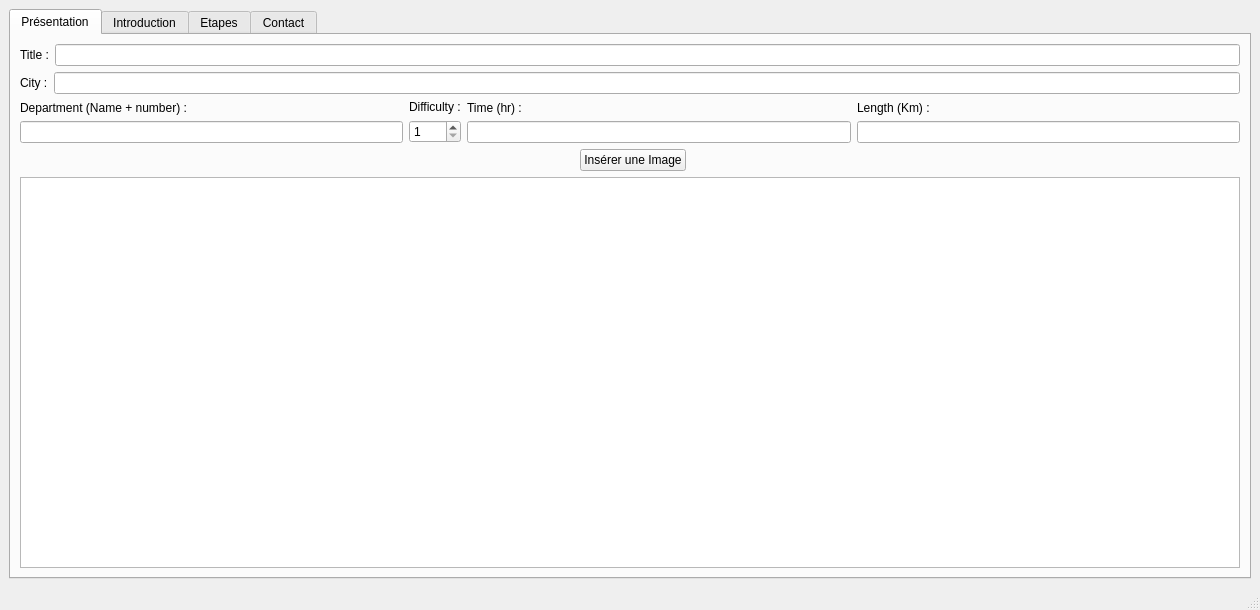
Above: mainwindow.ui from bastien-FELIX/ZTierr-ZAventura before the change. Below: the same form after it.
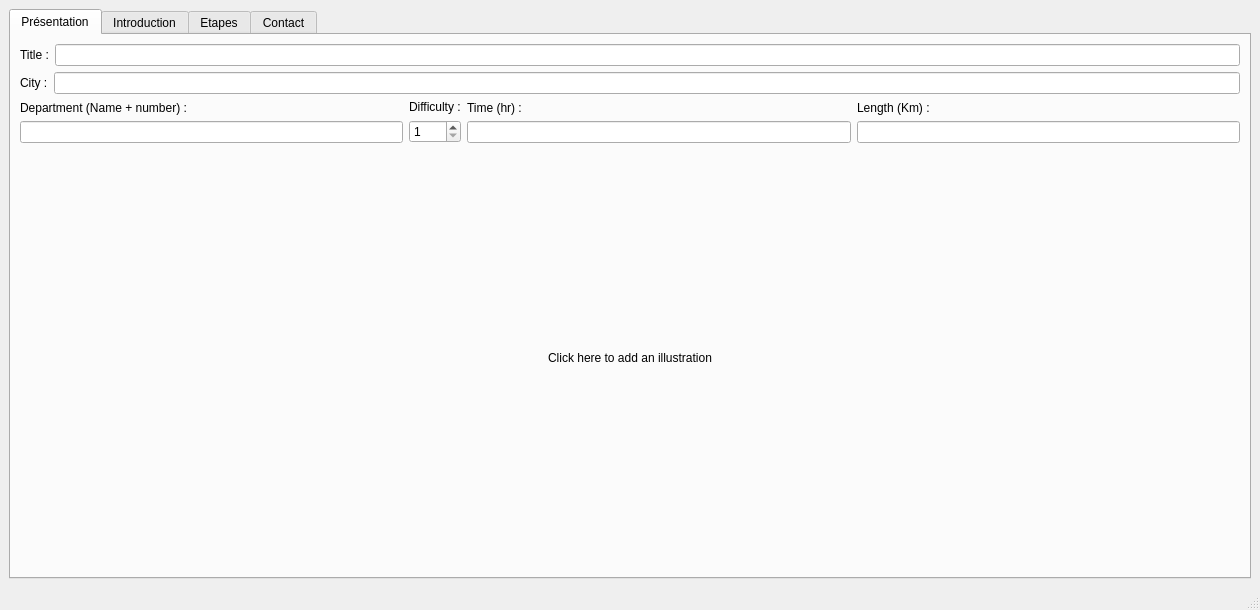
That is the form after the change. The open tabs and pages were chosen to show the change. Custom widgets are drawn as their Qt base class.

Commit message: Correct Image

```diff
--- a/mainwindow.ui
+++ b/mainwindow.ui
@@ -45,56 +45,16 @@
         </item>
         <item row="3" column="0">
          <layout class="QGridLayout" name="gridLayout_10">
-          <item row="0" column="3">
-           <spacer name="horizontalSpacer_2">
-            <property name="orientation">
-             <enum>Qt::Orientation::Horizontal</enum>
-            </property>
-            <property name="sizeHint" stdset="0">
-             <size>
-              <width>40</width>
-              <height>20</height>
-             </size>
-            </property>
-           </spacer>
-          </item>
           <item row="0" column="0">
-           <spacer name="horizontalSpacer">
-            <property name="orientation">
-             <enum>Qt::Orientation::Horizontal</enum>
-            </property>
-            <property name="sizeHint" stdset="0">
-             <size>
-              <width>40</width>
-              <height>20</height>
-             </size>
-            </property>
-           </spacer>
-          </item>
-          <item row="0" column="2">
-           <widget class="QPushButton" name="pushButton">
-            <property name="cursor">
-             <cursorShape>PointingHandCursor</cursorShape>
+           <widget class="imageLabel" name="image">
+            <property name="sizePolicy">
+             <sizepolicy hsizetype="Preferred" vsizetype="Expanding">
+              <horstretch>0</horstretch>
+              <verstretch>0</verstretch>
+             </sizepolicy>
             </property>
             <property name="text">
-             <string>Insérer une Image</string>
-            </property>
-           </widget>
-          </item>
-          <item row="1" column="0" colspan="4">
-           <widget class="QTextEdit" name="Django">
-            <property name="readOnly">
-             <bool>true</bool>
-            </property>
-            <property name="html">
-             <string>&lt;!DOCTYPE HTML PUBLIC &quot;-//W3C//DTD HTML 4.0//EN&quot; &quot;http://www.w3.org/TR/REC-html40/strict.dtd&quot;&gt;
-&lt;html&gt;&lt;head&gt;&lt;meta name=&quot;qrichtext&quot; content=&quot;1&quot; /&gt;&lt;meta charset=&quot;utf-8&quot; /&gt;&lt;style type=&quot;text/css&quot;&gt;
-p, li { white-space: pre-wrap; }
-hr { height: 1px; border-width: 0; }
-li.unchecked::marker { content: &quot;\2610&quot;; }
-li.checked::marker { content: &quot;\2612&quot;; }
-&lt;/style&gt;&lt;/head&gt;&lt;body style=&quot; font-family:'Segoe UI'; font-size:9pt; font-weight:400; font-style:normal;&quot;&gt;
-&lt;p style=&quot;-qt-paragraph-type:empty; margin-top:0px; margin-bottom:0px; margin-left:0px; margin-right:0px; -qt-block-indent:0; text-indent:0px;&quot;&gt;&lt;br /&gt;&lt;/p&gt;&lt;/body&gt;&lt;/html&gt;</string>
+             <string>&lt;html&gt;&lt;head/&gt;&lt;body&gt;&lt;p align=&quot;center&quot; style=&quot;maring-top:auto; margin-bottom:auto;&quot;&gt;Click here to add an illustration&lt;/p&gt;&lt;/body&gt;&lt;/html&gt;</string>
             </property>
            </widget>
           </item>
@@ -294,6 +254,13 @@
   </widget>
   <widget class="QStatusBar" name="statusbar"/>
  </widget>
+ <customwidgets>
+  <customwidget>
+   <class>imageLabel</class>
+   <extends>QLabel</extends>
+   <header>imagelabel.h</header>
+  </customwidget>
+ </customwidgets>
  <resources/>
  <connections/>
 </ui>
```
Left out of the diff: 4 changed lines with no effect on the pictures. The commit also changes 46 other files.
